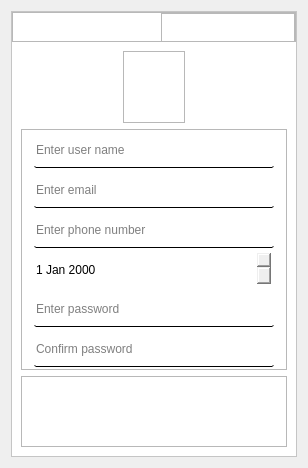
This is Frontend/login_resgister.ui in XxDdUu/DACS01 as Qt 5 draws it before an edit. The edited form follows.
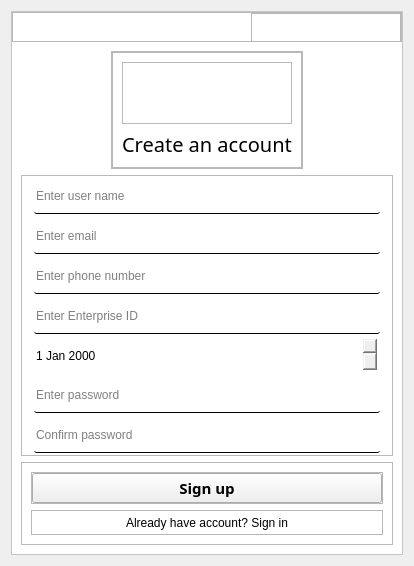
This is the edited form. Icons and pictures are not drawn.

The edit to the form file:
```diff
--- a/Frontend/login_resgister.ui
+++ b/Frontend/login_resgister.ui
@@ -6,8 +6,8 @@
    <rect>
     <x>0</x>
     <y>0</y>
-    <width>304</width>
-    <height>468</height>
+    <width>414</width>
+    <height>566</height>
    </rect>
   </property>
   <property name="sizeIncrement">
@@ -64,13 +64,13 @@
         </property>
         <property name="minimumSize">
          <size>
-          <width>284</width>
+          <width>0</width>
           <height>30</height>
          </size>
         </property>
         <property name="maximumSize">
          <size>
-          <width>284</width>
+          <width>16777215</width>
           <height>30</height>
          </size>
         </property>
@@ -102,11 +102,11 @@
             <enum>Qt::Horizontal</enum>
            </property>
            <property name="sizeType">
-            <enum>QSizePolicy::Fixed</enum>
+            <enum>QSizePolicy::Expanding</enum>
            </property>
            <property name="sizeHint" stdset="0">
             <size>
-             <width>148</width>
+             <width>240</width>
              <height>7</height>
             </size>
            </property>
@@ -122,13 +122,13 @@
            </property>
            <property name="minimumSize">
             <size>
-             <width>0</width>
+             <width>150</width>
              <height>30</height>
             </size>
            </property>
            <property name="maximumSize">
             <size>
-             <width>16777215</width>
+             <width>200</width>
              <height>30</height>
             </size>
            </property>
@@ -142,8 +142,12 @@
             <string notr="true">QPushButton {
 	border: none;
 }
+QPushButton::hover {
+	border: 1px solid #000;
+}
 #interact {
 	margin: 0;
+	padding: 0;
 }</string>
            </property>
            <property name="frameShape">
@@ -169,7 +173,7 @@
              <number>0</number>
             </property>
             <item>
-             <widget class="QPushButton" name="sleep">
+             <widget class="QPushButton" name="minimize_btn">
               <property name="sizePolicy">
                <sizepolicy hsizetype="Preferred" vsizetype="Fixed">
                 <horstretch>0</horstretch>
@@ -179,7 +183,7 @@
               <property name="minimumSize">
                <size>
                 <width>0</width>
-                <height>30</height>
+                <height>28</height>
                </size>
               </property>
               <property name="maximumSize">
@@ -192,13 +196,13 @@
                <string/>
               </property>
               <property name="icon">
-               <iconset resource="View/img/resourec.qrc">
-                <normaloff>:/icon/minus.png</normaloff>:/icon/minus.png</iconset>
+               <iconset resource="View/img/resources.qrc">
+                <normaloff>:/img/icon/minus.png</normaloff>:/img/icon/minus.png</iconset>
               </property>
              </widget>
             </item>
             <item>
-             <widget class="QPushButton" name="adjust_size">
+             <widget class="QPushButton" name="maximize_btn">
               <property name="sizePolicy">
                <sizepolicy hsizetype="Preferred" vsizetype="Fixed">
                 <horstretch>0</horstretch>
@@ -208,7 +212,7 @@
               <property name="minimumSize">
                <size>
                 <width>0</width>
-                <height>30</height>
+                <height>28</height>
                </size>
               </property>
               <property name="maximumSize">
@@ -227,13 +231,13 @@
                <string/>
               </property>
               <property name="icon">
-               <iconset resource="View/img/resourec.qrc">
-                <normaloff>:/icon/stack-svgrepo-com.svg</normaloff>:/icon/stack-svgrepo-com.svg</iconset>
+               <iconset resource="View/img/resources.qrc">
+                <normaloff>:/img/icon/stack-svgrepo-com.svg</normaloff>:/img/icon/stack-svgrepo-com.svg</iconset>
               </property>
              </widget>
             </item>
             <item>
-             <widget class="QPushButton" name="close">
+             <widget class="QPushButton" name="close_btn">
               <property name="sizePolicy">
                <sizepolicy hsizetype="Preferred" vsizetype="Fixed">
                 <horstretch>0</horstretch>
@@ -243,7 +247,7 @@
               <property name="minimumSize">
                <size>
                 <width>0</width>
-                <height>30</height>
+                <height>28</height>
                </size>
               </property>
               <property name="maximumSize">
@@ -256,8 +260,8 @@
                <string/>
               </property>
               <property name="icon">
-               <iconset resource="View/img/resourec.qrc">
-                <normaloff>:/icon/x.png</normaloff>:/icon/x.png</iconset>
+               <iconset resource="View/img/resources.qrc">
+                <normaloff>:/img/icon/x.png</normaloff>:/img/icon/x.png</iconset>
               </property>
               <property name="iconSize">
                <size>
@@ -292,6 +296,14 @@
          <layout class="QVBoxLayout" name="verticalLayout_3">
           <item alignment="Qt::AlignHCenter">
            <widget class="QFrame" name="image_frame">
+            <property name="styleSheet">
+             <string notr="true">#image_framel {
+	align-items: center;
+ 	 justify-content: center;
+  	display: flex;
+	  font-size: 1.5rem;
+}</string>
+            </property>
             <property name="frameShape">
              <enum>QFrame::StyledPanel</enum>
             </property>
@@ -315,34 +327,104 @@
               <number>0</number>
              </property>
              <item>
-              <widget class="QLabel" name="label">
-               <property name="minimumSize">
-                <size>
-                 <width>60</width>
-                 <height>60</height>
-                </size>
+              <widget class="QFrame" name="register_label_frame">
+               <property name="frameShape">
+                <enum>QFrame::StyledPanel</enum>
                </property>
-               <property name="maximumSize">
-                <size>
-                 <width>60</width>
-                 <height>60</height>
-                </size>
+               <property name="frameShadow">
+                <enum>QFrame::Raised</enum>
                </property>
-               <property name="sizeIncrement">
-                <size>
-                 <width>30</width>
-                 <height>30</height>
-                </size>
-               </property>
-               <property name="text">
-                <string/>
-               </property>
-               <property name="pixmap">
-                <pixmap resource="View/img/resourec.qrc">:/img/logo/dark_pythonLogo.png</pixmap>
-               </property>
-               <property name="scaledContents">
-                <bool>true</bool>
-               </property>
+               <layout class="QVBoxLayout" name="verticalLayout_7">
+                <property name="rightMargin">
+                 <number>9</number>
+                </property>
+                <item>
+                 <widget class="QFrame" name="frame_3">
+                  <property name="frameShape">
+                   <enum>QFrame::StyledPanel</enum>
+                  </property>
+                  <property name="frameShadow">
+                   <enum>QFrame::Raised</enum>
+                  </property>
+                  <property name="lineWidth">
+                   <number>0</number>
+                  </property>
+                  <layout class="QHBoxLayout" name="horizontalLayout_3">
+                   <property name="spacing">
+                    <number>0</number>
+                   </property>
+                   <property name="leftMargin">
+                    <number>0</number>
+                   </property>
+                   <property name="topMargin">
+                    <number>0</number>
+                   </property>
+                   <property name="rightMargin">
+                    <number>0</number>
+                   </property>
+                   <property name="bottomMargin">
+                    <number>0</number>
+                   </property>
+                   <item>
+                    <widget class="QLabel" name="image_label">
+                     <property name="minimumSize">
+                      <size>
+                       <width>60</width>
+                       <height>60</height>
+                      </size>
+                     </property>
+                     <property name="maximumSize">
+                      <size>
+                       <width>60</width>
+                       <height>60</height>
+                      </size>
+                     </property>
+                     <property name="sizeIncrement">
+                      <size>
+                       <width>30</width>
+                       <height>30</height>
+                      </size>
+                     </property>
+                     <property name="text">
+                      <string/>
+                     </property>
+                     <property name="pixmap">
+                      <pixmap resource="View/img/resources.qrc">:/img/logo/dark_pythonLogo.png</pixmap>
+                     </property>
+                     <property name="scaledContents">
+                      <bool>true</bool>
+                     </property>
+                     <property name="wordWrap">
+                      <bool>false</bool>
+                     </property>
+                     <property name="indent">
+                      <number>-1</number>
+                     </property>
+                    </widget>
+                   </item>
+                  </layout>
+                 </widget>
+                </item>
+                <item>
+                 <widget class="QLabel" name="label">
+                  <property name="font">
+                   <font>
+                    <family>Tw Cen MT Condensed Extra Bold</family>
+                    <pointsize>15</pointsize>
+                   </font>
+                  </property>
+                  <property name="text">
+                   <string>Create an account</string>
+                  </property>
+                  <property name="alignment">
+                   <set>Qt::AlignCenter</set>
+                  </property>
+                  <property name="margin">
+                   <number>0</number>
+                  </property>
+                 </widget>
+                </item>
+               </layout>
               </widget>
              </item>
             </layout>
@@ -440,12 +522,15 @@
               </widget>
              </item>
              <item>
-              <widget class="QDateEdit" name="DateOfBirth">
-               <property name="showGroupSeparator" stdset="0">
-                <bool>false</bool>
+              <widget class="QLineEdit" name="Enterprise_id">
+               <property name="placeholderText">
+                <string>Enter Enterprise ID</string>
                </property>
               </widget>
              </item>
+             <item>
+              <widget class="QDateEdit" name="DateOfBirth"/>
+             </item>
              <item>
               <widget class="QLineEdit" name="Password">
                <property name="minimumSize">
@@ -463,7 +548,7 @@
               </widget>
              </item>
              <item>
-              <widget class="QLineEdit" name="lineEdit_5">
+              <widget class="QLineEdit" name="Confirm_password">
                <property name="echoMode">
                 <enum>QLineEdit::Password</enum>
                </property>
@@ -476,13 +561,118 @@
            </widget>
           </item>
           <item>
-           <widget class="QFrame" name="frame_4">
+           <widget class="QFrame" name="submit_frame">
             <property name="frameShape">
              <enum>QFrame::StyledPanel</enum>
             </property>
             <property name="frameShadow">
              <enum>QFrame::Raised</enum>
             </property>
+            <layout class="QVBoxLayout" name="verticalLayout_6">
+             <item>
+              <widget class="QFrame" name="btn_frame">
+               <property name="frameShape">
+                <enum>QFrame::StyledPanel</enum>
+               </property>
+               <property name="frameShadow">
+                <enum>QFrame::Raised</enum>
+               </property>
+               <layout class="QHBoxLayout" name="horizontalLayout_4">
+                <property name="spacing">
+                 <number>0</number>
+                </property>
+                <property name="leftMargin">
+                 <number>0</number>
+                </property>
+                <property name="topMargin">
+                 <number>0</number>
+                </property>
+                <property name="rightMargin">
+                 <number>0</number>
+                </property>
+                <property name="bottomMargin">
+                 <number>0</number>
+                </property>
+                <item>
+                 <widget class="QPushButton" name="register_btn">
+                  <property name="font">
+                   <font>
+                    <family>Segoe UI Semibold</family>
+                    <pointsize>11</pointsize>
+                    <weight>75</weight>
+                    <bold>true</bold>
+                   </font>
+                  </property>
+                  <property name="text">
+                   <string>Sign up</string>
+                  </property>
+                  <property name="iconSize">
+                   <size>
+                    <width>16</width>
+                    <height>16</height>
+                   </size>
+                  </property>
+                  <property name="autoRepeat">
+                   <bool>false</bool>
+                  </property>
+                  <property name="autoDefault">
+                   <bool>false</bool>
+                  </property>
+                  <property name="default">
+                   <bool>false</bool>
+                  </property>
+                  <property name="flat">
+                   <bool>false</bool>
+                  </property>
+                 </widget>
+                </item>
+               </layout>
+              </widget>
+             </item>
+             <item>
+              <widget class="QFrame" name="signin">
+               <property name="sizePolicy">
+                <sizepolicy hsizetype="Preferred" vsizetype="Preferred">
+                 <horstretch>0</horstretch>
+                 <verstretch>0</verstretch>
+                </sizepolicy>
+               </property>
+               <property name="frameShape">
+                <enum>QFrame::StyledPanel</enum>
+               </property>
+               <property name="frameShadow">
+                <enum>QFrame::Raised</enum>
+               </property>
+               <layout class="QHBoxLayout" name="horizontalLayout_5">
+                <property name="spacing">
+                 <number>0</number>
+                </property>
+                <property name="leftMargin">
+                 <number>0</number>
+                </property>
+                <property name="topMargin">
+                 <number>0</number>
+                </property>
+                <property name="rightMargin">
+                 <number>0</number>
+                </property>
+                <property name="bottomMargin">
+                 <number>0</number>
+                </property>
+                <item>
+                 <widget class="QLabel" name="label_2">
+                  <property name="text">
+                   <string>Already have account? Sign in</string>
+                  </property>
+                  <property name="alignment">
+                   <set>Qt::AlignCenter</set>
+                  </property>
+                 </widget>
+                </item>
+               </layout>
+              </widget>
+             </item>
+            </layout>
            </widget>
           </item>
          </layout>
```
Left out of the diff: 3 changed lines with no effect on the pictures.
